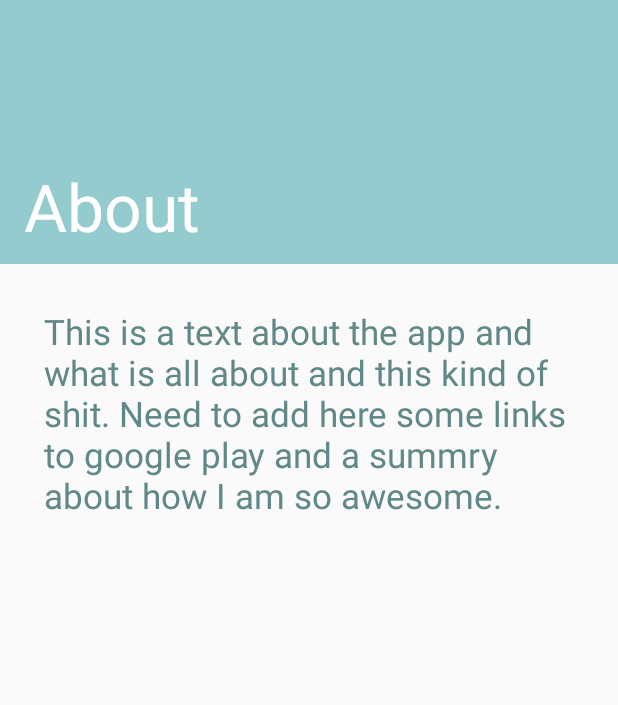
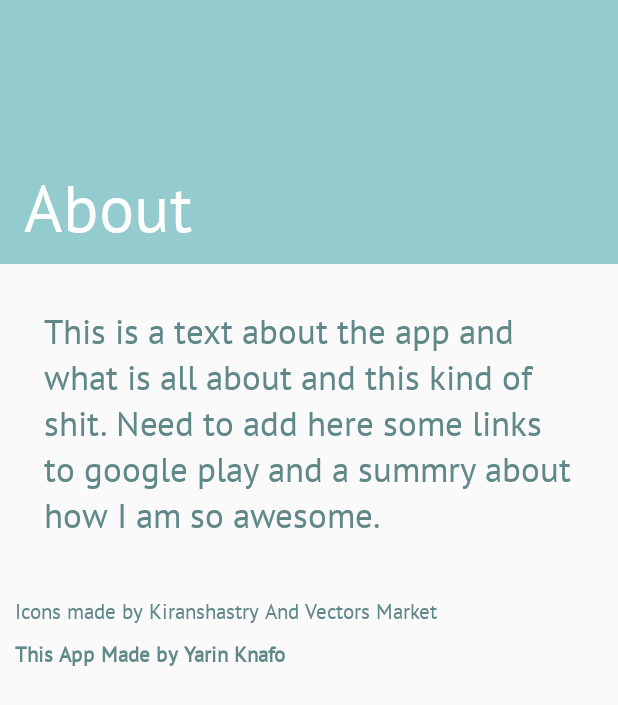
Before and after one commit to Yarinov/LMA, an Android app: the AboutActivity screen opened directly, with no data from a screen before it, on a phone screen of 412 x 824 dp. Shown: the top 705 px of the screen. Run offline under Robolectric (Android 15) with nearby library versions, the phone set to English and light mode, and no system bars.

Commit message:
bit of bug and text fixed

```diff
--- a/app/src/main/res/layout/activity_about.xml
+++ b/app/src/main/res/layout/activity_about.xml
@@ -18,11 +18,12 @@
         <TextView
             android:layout_width="wrap_content"
             android:layout_height="wrap_content"
+            android:layout_gravity="bottom"
+            android:layout_margin="8sp"
+            android:fontFamily="@font/pt_sans"
             android:text="About"
             android:textColor="@color/White"
-            android:textSize="44dp"
-            android:layout_gravity="bottom"
-            android:layout_margin="8sp"/>
+            android:textSize="44dp" />
 
     </androidx.appcompat.widget.Toolbar>
 
@@ -31,9 +32,29 @@
         android:layout_width="match_parent"
         android:layout_height="wrap_content"
         android:layout_margin="13sp"
+        android:fontFamily="@font/pt_sans"
+        android:padding="16dp"
         android:text="This is a text about the app and what is all about and this kind of shit.
 Need to add here some links to google play and a summry about how I am so awesome."
-        android:textSize="23dp"
-        android:padding="16dp"
-        android:textColor="@color/colorPrimaryDark"/>
+        android:textColor="@color/colorPrimaryDark"
+        android:textSize="23dp" />
+
+    <TextView
+        android:id="@+id/textView16"
+        android:layout_width="match_parent"
+        android:layout_height="wrap_content"
+        android:layout_margin="10sp"
+        android:fontFamily="@font/pt_sans"
+        android:text="Icons made by Kiranshastry And Vectors Market"
+        android:textColor="@color/colorPrimaryDark" />
+
+    <TextView
+        android:id="@+id/textView20"
+        android:layout_width="match_parent"
+        android:layout_height="wrap_content"
+        android:layout_marginLeft="10sp"
+        android:fontFamily="@font/pt_sans"
+        android:text="This App Made by Yarin Knafo"
+        android:textColor="@color/colorPrimaryDark"
+        android:textStyle="bold" />
 </LinearLayout>
```
Also changed, not shown: app/src/main/java/com/yarinov/lma/Meeting/SingleMeetingActivity.kt (+23 -0 lines).
